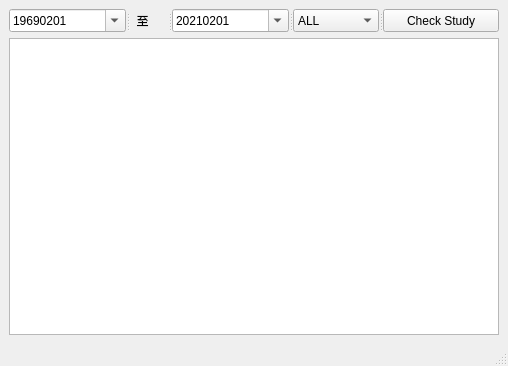
zyq1569/HealthApp, file Tools/MHealthReport/studyimage.ui: the form before one commit.
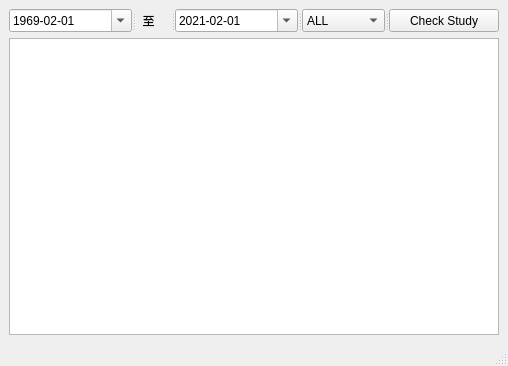
The form after the commit. Icons and pictures are not drawn.

Commit message: add study register ui

Diff of the .ui file:
```diff
--- a/Tools/MHealthReport/studyimage.ui
+++ b/Tools/MHealthReport/studyimage.ui
@@ -41,7 +41,7 @@
         <enum>QDateTimeEdit::YearSection</enum>
        </property>
        <property name="displayFormat">
-        <string>yyyyMMdd</string>
+        <string>yyyy-MM-dd</string>
        </property>
        <property name="calendarPopup">
         <bool>true</bool>
@@ -83,7 +83,7 @@
         <enum>QDateTimeEdit::YearSection</enum>
        </property>
        <property name="displayFormat">
-        <string>yyyyMMdd</string>
+        <string>yyyy-MM-dd</string>
        </property>
        <property name="calendarPopup">
         <bool>true</bool>
```
The commit also changes 2 other files.
